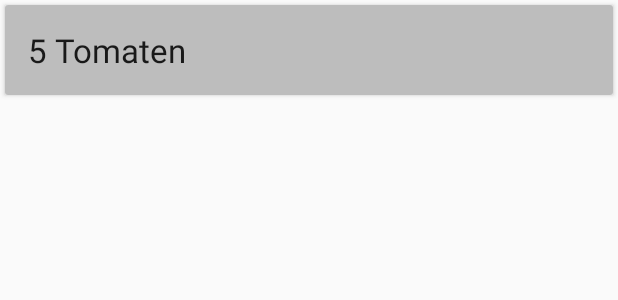
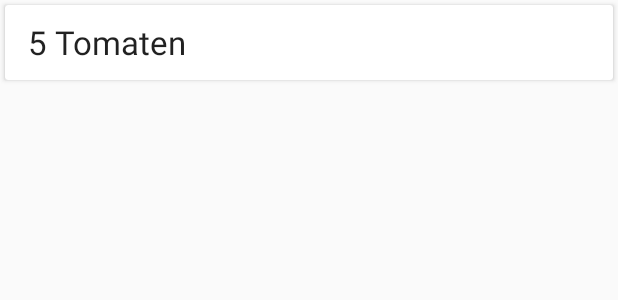
Before and after one commit to KarlEisenkolb/DigitalerEinkaufszettelAndroid, an Android app: the layout note_item.xml on its own in the app's theme, with its tools: preview values and no code run, on a phone screen of 412 x 824 dp. Shown: the top 300 px of the screen. Run offline under Robolectric (Android 15) with nearby library versions, the light colour scheme and no system bars.

Commit message:
final multiple Recylcer Views

```diff
--- a/app/src/main/res/layout/note_item.xml
+++ b/app/src/main/res/layout/note_item.xml
@@ -1,33 +1,22 @@
 <?xml version="1.0" encoding="utf-8"?>
 <androidx.cardview.widget.CardView xmlns:android="http://schemas.android.com/apk/res/android"
     android:layout_width="match_parent"
-    android:layout_height="wrap_content"
+    android:layout_height="50dp"
     android:layout_margin="3dp">
 
     <RelativeLayout
         android:id="@+id/list_item_color"
-        android:layout_width="wrap_content"
-        android:layout_height="wrap_content"
-        android:padding="15dp"
-        android:background="@color/colorListItem"
-        >
-
-        <TextView
-            android:id="@+id/text_view_id"
-            android:layout_width="wrap_content"
-            android:layout_height="wrap_content"
-            android:layout_alignParentEnd="true"
-            android:text=""
-            android:textAppearance="@style/TextAppearance.AppCompat.Large" />
+        android:layout_width="match_parent"
+        android:layout_height="match_parent">
 
         <TextView
             android:id="@+id/text_view_content"
             android:layout_width="wrap_content"
-            android:layout_height="wrap_content"
-            android:layout_alignParentStart="true"
-            android:layout_toStartOf="@id/text_view_id"
+            android:layout_height="match_parent"
             android:ellipsize="end"
             android:maxLines="1"
+            android:paddingLeft="15dp"
+            android:paddingTop="10dp"
             android:text="5 Tomaten"
             android:textAppearance="@style/TextAppearance.AppCompat.Large" />
     </RelativeLayout>
```
Also changed, not shown: app/src/main/java/com/example/android/interaktivereinkaufszettel/MainActivity.java (+59 -20 lines).
